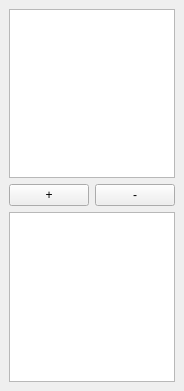
cnr-isti-vclab/meshlab, file src/meshlab/ui/layerDialog.ui: the form before one commit.
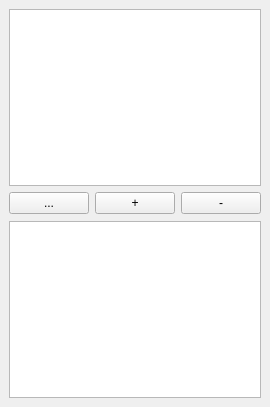
The form after the commit.

Commit message: make the layer menu available from the layer dialog via both a pushbutton and contextual menu (right click)

```diff
--- a/src/meshlab/ui/layerDialog.ui
+++ b/src/meshlab/ui/layerDialog.ui
@@ -5,8 +5,8 @@
    <rect>
     <x>0</x>
     <y>0</y>
-    <width>182</width>
-    <height>391</height>
+    <width>178</width>
+    <height>407</height>
    </rect>
   </property>
   <property name="windowTitle" >
@@ -26,12 +26,19 @@
         </property>
         <property name="sizeHint" stdset="0" >
          <size>
-          <width>13</width>
-          <height>17</height>
+          <width>28</width>
+          <height>23</height>
          </size>
         </property>
        </spacer>
       </item>
+      <item>
+       <widget class="QPushButton" name="menuButton" >
+        <property name="text" >
+         <string>...</string>
+        </property>
+       </widget>
+      </item>
       <item>
        <widget class="QPushButton" name="addButton" >
         <property name="text" >
```
The commit also changes 3 other files.
